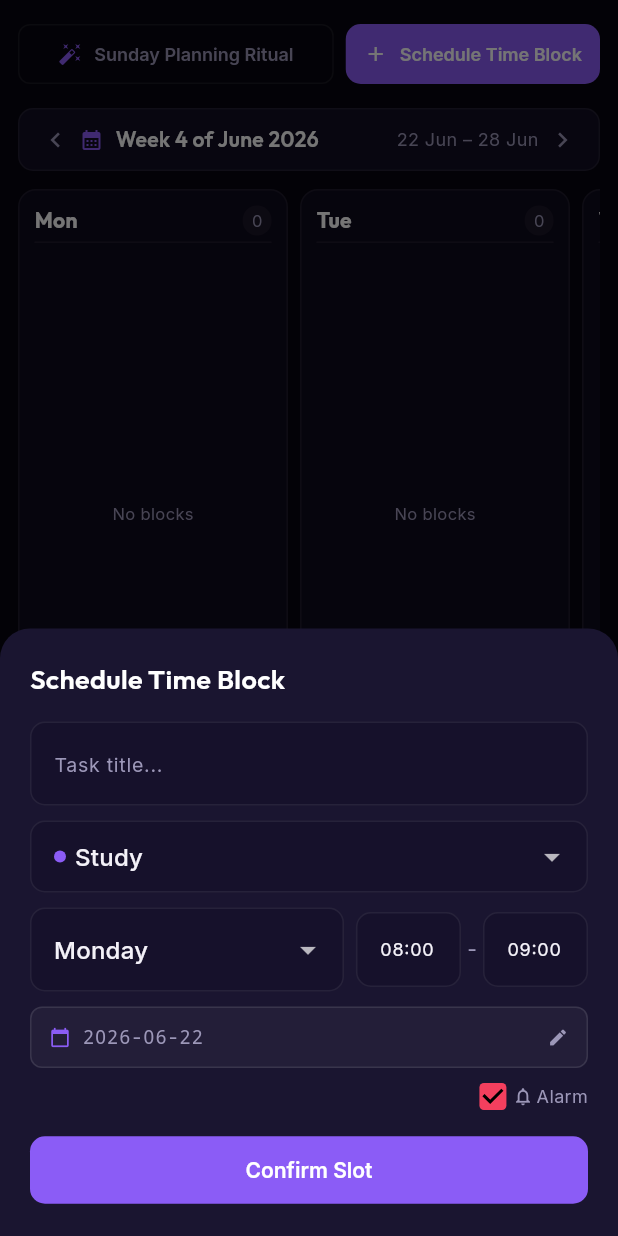
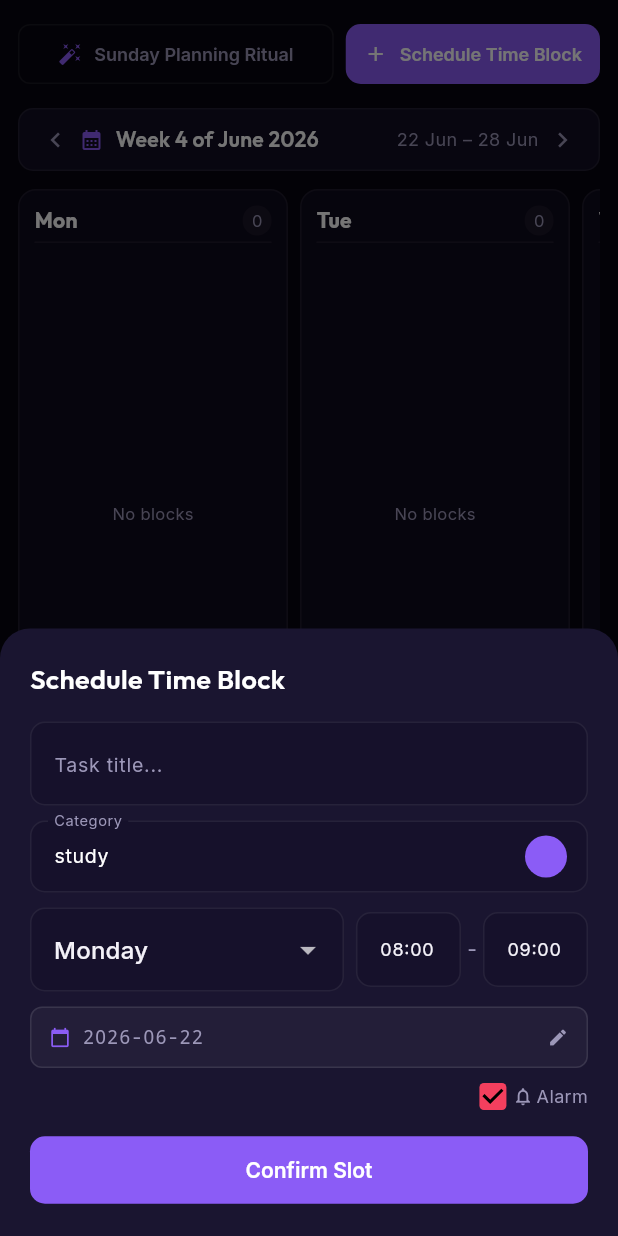
Before and after one commit to OPOKA-ERIC/AETHER---Personal-Productivity-Command-Center-, a Flutter app: the PlannerScreen widget shown alone on an empty page, opened directly, after a tap on "Schedule Time Block", on a phone screen of 412 x 824 dp. Run offline on Flutter 3.47's test engine with Material 3 defaults, Android fonts, the phone set to English and light mode, and no system bars; our stand-ins replace google_fonts, supabase_flutter; accounts and stored records are empty; network calls fail.

Commit message:
Fix week label to use Monday anchor (match web), fix modal compilation error (duplicate days), replace category dropdown with Autocomplete for custom typed categories with auto-color

```diff
--- a/mobile/lib/screens/planner_screen.dart
+++ b/mobile/lib/screens/planner_screen.dart
@@ -66,17 +66,21 @@ class _PlannerScreenState extends State<PlannerScreen> {
     return ((date.difference(firstDay).inDays + firstDay.weekday) / 7).ceil();
   }
 
-  String _weekLabel(DateTime now) {
+  DateTime _mondayOf(DateTime date) {
+    final diff = date.weekday - 1;
+    return date.subtract(Duration(days: diff));
+  }
+
+  String _weekLabel(DateTime date) {
+    final monday = _mondayOf(date);
     final months = ['January', 'February', 'March', 'April', 'May', 'June',
       'July', 'August', 'September', 'October', 'November', 'December'];
-    final wn = _getWeekOfMonth(now);
-    return 'Week $wn of ${months[now.month - 1]} ${now.year}';
+    final wn = _getWeekOfMonth(monday);
+    return 'Week $wn of ${months[monday.month - 1]} ${monday.year}';
   }
 
-  String _weekDates(DateTime now) {
-    final day = now.weekday; // 1=Mon
-    final diff = day - 1;
-    final mon = now.subtract(Duration(days: diff));
+  String _weekDates(DateTime date) {
+    final mon = _mondayOf(date);
     final sun = mon.add(const Duration(days: 6));
     final fmt = DateFormat('d MMM');
     return '${fmt.format(mon)} – ${fmt.format(sun)}';
@@ -520,18 +524,68 @@ class _PlannerScreenState extends State<PlannerScreen> {
                   decoration: const InputDecoration(hintText: 'Task title...'),
                 ),
                 const SizedBox(height: 10),
-                DropdownButtonFormField<String>(
-                  initialValue: category,
-                  decoration: const InputDecoration(contentPadding: EdgeInsets.symmetric(horizontal: 12, vertical: 8)),
-                  items: categories.map((c) => DropdownMenuItem(
-                    value: c,
-                    child: Row(children: [
-                      Container(width: 8, height: 8, decoration: BoxDecoration(color: AetherColors.categoryColor(c), shape: BoxShape.circle)),
-                      const SizedBox(width: 6),
-                      Text(c[0].toUpperCase() + c.substring(1)),
-                    ]),
-                  )).toList(),
-                  onChanged: (v) => setInnerState(() => category = v!),
+                Autocomplete<String>(
+                  optionsBuilder: (val) {
+                    if (val.text.isEmpty) return categories;
+                    return categories.where((c) => c.toLowerCase().contains(val.text.toLowerCase()));
+                  },
+                  initialValue: TextEditingValue(text: category),
+                  onSelected: (v) => category = v,
+                  fieldViewBuilder: (ctx, ctrl, focusNode, onSubmit) {
+                    ctrl.text = category;
+                    return TextField(
+                      controller: ctrl,
+                      focusNode: focusNode,
+                      style: const TextStyle(fontSize: 13, color: AetherColors.textBright),
+                      decoration: InputDecoration(
+                        labelText: 'Category',
+                        hintText: 'e.g. coding, study...',
+                        contentPadding: const EdgeInsets.symmetric(horizontal: 12, vertical: 10),
+                        suffixIcon: Padding(
+                          padding: const EdgeInsets.only(right: 8),
+                          child: Container(
+                            width: 12, height: 12, margin: const EdgeInsets.symmetric(vertical: 10),
+                            decoration: BoxDecoration(
+                              color: AetherColors.categoryColor(ctrl.text),
+                              shape: BoxShape.circle,
+                            ),
+                          ),
+                        ),
+                      ),
+                      onChanged: (v) => category = v,
+                    );
+                  },
+                  optionsViewBuilder: (ctx, onSelected, options) => Align(
+                    alignment: Alignment.topLeft,
+                    child: Container(
+                      margin: const EdgeInsets.only(top: 4),
+                      constraints: const BoxConstraints(maxHeight: 200, maxWidth: 200),
+                      decoration: BoxDecoration(
+                        color: Color(0xFF0C091A),
+                        borderRadius: BorderRadius.circular(10),
+                        border: Border.all(color: AetherColors.glassBorder),
+                      ),
+                      child: ListView.builder(
+                        padding: EdgeInsets.zero,
+                        itemCount: options.length,
+                        itemBuilder: (ctx, i) {
+                          final cat = options.elementAt(i);
+                          return InkWell(
+                            onTap: () => onSelected(cat),
+                            child: Padding(
+                              padding: const EdgeInsets.symmetric(horizontal: 12, vertical: 10),
+                              child: Row(children: [
+                                Container(width: 8, height: 8, decoration: BoxDecoration(color: AetherColors.categoryColor(cat), shape: BoxShape.circle)),
+                                const SizedBox(width: 8),
+                                Text(cat[0].toUpperCase() + cat.substring(1),
+                                    style: const TextStyle(color: AetherColors.textBright, fontSize: 13)),
+                              ]),
+                            ),
+                          );
+                        },
+                      ),
+                    ),
+                  ),
                 ),
                 const SizedBox(height: 10),
                 Row(
```
